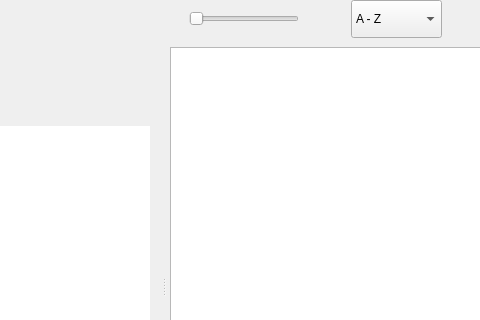
The window that qimgv/gui/folderview/folderview.ui (do-i/thumbgrid) describes before a commit, drawn with Qt 5; both pictures show x 102 to 582 and y 0 to 320 of the 670 by 534 pixel window.
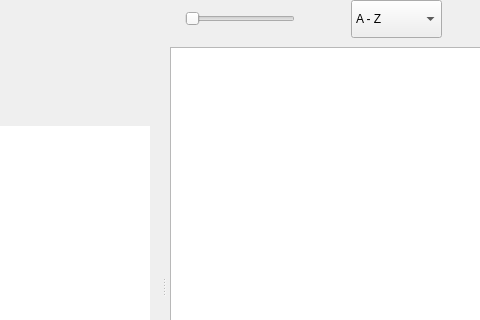
The same window after the commit. Custom widgets are drawn as their Qt base class.

The edit to the form file:
```diff
--- a/qimgv/gui/folderview/folderview.ui
+++ b/qimgv/gui/folderview/folderview.ui
@@ -143,13 +143,13 @@
          <number>6</number>
         </property>
         <property name="leftMargin">
-         <number>2</number>
+         <number>6</number>
         </property>
         <property name="topMargin">
          <number>0</number>
         </property>
         <property name="rightMargin">
-         <number>2</number>
+         <number>6</number>
         </property>
         <property name="bottomMargin">
          <number>0</number>
```
